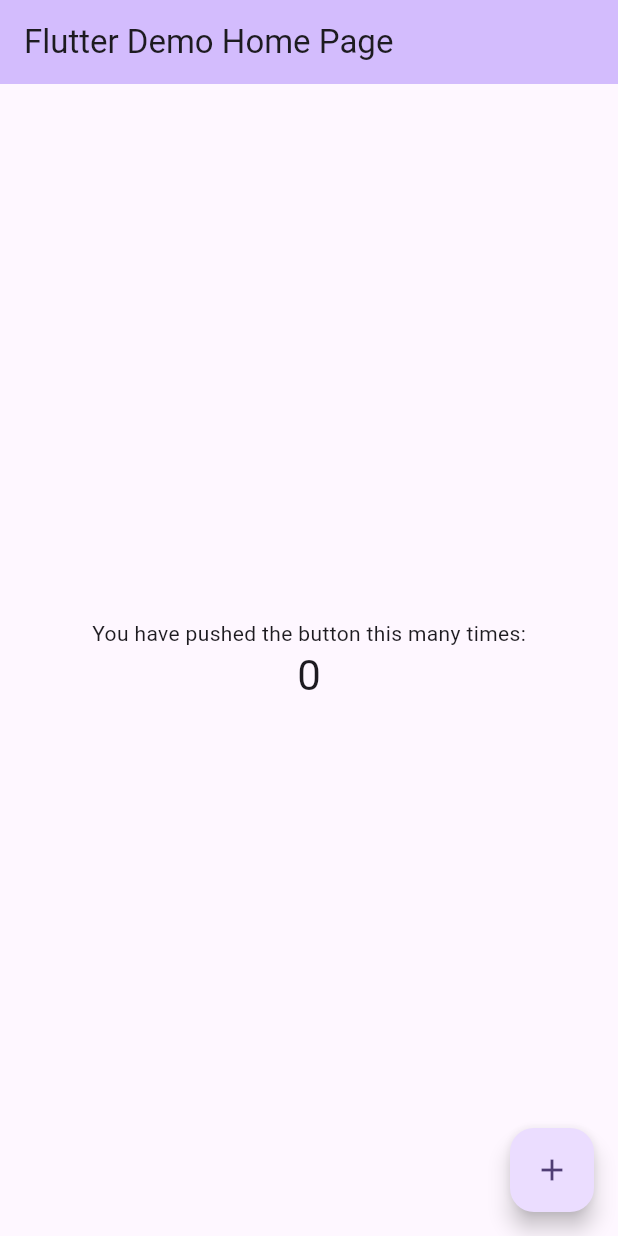
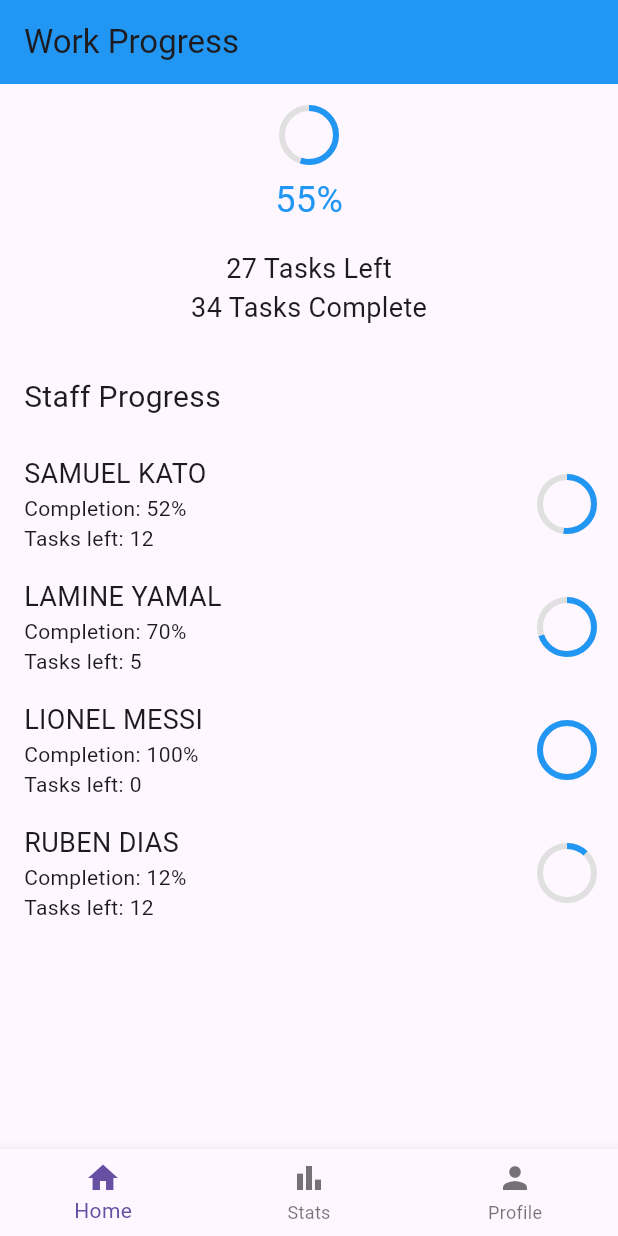
Before and after one commit to JashobeamKayiwa/TaskIT, a Flutter app: the screen it shows after launch, on a phone screen of 412 x 824 dp. Run offline on Flutter 3.47's test engine with Material 3 defaults, Android fonts, the phone set to English and light mode, and no system bars.

Commit message:
admin work progress ui

```diff
--- a/task_it/lib/main.dart
+++ b/task_it/lib/main.dart
@@ -1,125 +1,115 @@
 import 'package:flutter/material.dart';
 
 void main() {
-  runApp(const MyApp());
+  runApp(MyApp());
 }
 
 class MyApp extends StatelessWidget {
-  const MyApp({super.key});
-
-  // This widget is the root of your application.
   @override
   Widget build(BuildContext context) {
     return MaterialApp(
-      title: 'Flutter Demo',
-      theme: ThemeData(
-        // This is the theme of your application.
-        //
-        // TRY THIS: Try running your application with "flutter run". You'll see
-        // the application has a purple toolbar. Then, without quitting the app,
-        // try changing the seedColor in the colorScheme below to Colors.green
-        // and then invoke "hot reload" (save your changes or press the "hot
-        // reload" button in a Flutter-supported IDE, or press "r" if you used
-        // the command line to start the app).
-        //
-        // Notice that the counter didn't reset back to zero; the application
-        // state is not lost during the reload. To reset the state, use hot
-        // restart instead.
-        //
-        // This works for code too, not just values: Most code changes can be
-        // tested with just a hot reload.
-        colorScheme: ColorScheme.fromSeed(seedColor: Colors.deepPurple),
-        useMaterial3: true,
+      home: Scaffold(
+        appBar: AppBar(
+          title: Text('Work Progress'),
+          backgroundColor: Colors.blue,
+        ),
+        body: WorkProgressScreen(),
+        bottomNavigationBar: BottomNavigationBar(
+          items: [
+            BottomNavigationBarItem(
+              icon: Icon(Icons.home),
+              label: 'Home',
+            ),
+            BottomNavigationBarItem(
+              icon: Icon(Icons.bar_chart), // Added the Stats icon
+              label: 'Stats',
+            ),
+            BottomNavigationBarItem(
+              icon: Icon(Icons.person),
+              label: 'Profile',
+            ),
+          ],
+        ),
       ),
-      home: const MyHomePage(title: 'Flutter Demo Home Page'),
     );
   }
 }
 
-class MyHomePage extends StatefulWidget {
-  const MyHomePage({super.key, required this.title});
-
-  // This widget is the home page of your application. It is stateful, meaning
-  // that it has a State object (defined below) that contains fields that affect
-  // how it looks.
-
-  // This class is the configuration for the state. It holds the values (in this
-  // case the title) provided by the parent (in this case the App widget) and
-  // used by the build method of the State. Fields in a Widget subclass are
-  // always marked "final".
-
-  final String title;
-
+class WorkProgressScreen extends StatelessWidget {
   @override
-  State<MyHomePage> createState() => _MyHomePageState();
+  Widget build(BuildContext context) {
+    return Padding(
+      padding: const EdgeInsets.all(16.0),
+      child: Column(
+        crossAxisAlignment: CrossAxisAlignment.start,
+        children: [
+          Center(
+            child: Column(
+              children: [
+                CircularProgressIndicator(
+                  value: 0.55,
+                  backgroundColor: Colors.grey[300],
+                  valueColor: AlwaysStoppedAnimation<Color>(Colors.blue),
+                ),
+                SizedBox(height: 8),
+                Text('55%', style: TextStyle(fontSize: 24, color: Colors.blue)),
+                SizedBox(height: 16),
+                Text('27 Tasks Left', style: TextStyle(fontSize: 18)),
+                Text('34 Tasks Complete', style: TextStyle(fontSize: 18)),
+              ],
+            ),
+          ),
+          SizedBox(height: 32),
+          Text('Staff Progress', style: TextStyle(fontSize: 20)),
+          SizedBox(height: 16),
+          Expanded(
+            child: SingleChildScrollView(
+              child: Column(
+                children: [
+                  StaffProgress(name: 'SAMUEL KATO', completion: 0.52, tasksLeft: 12),
+                  StaffProgress(name: 'LAMINE YAMAL', completion: 0.70, tasksLeft: 5),
+                  StaffProgress(name: 'LIONEL MESSI', completion: 1.0, tasksLeft: 0),
+                  StaffProgress(name: 'RUBEN DIAS', completion: 0.12, tasksLeft: 12),
+                ],
+              ),
+            ),
+          ),
+        ],
+      ),
+    );
+  }
 }
 
-class _MyHomePageState extends State<MyHomePage> {
-  int _counter = 0;
+class StaffProgress extends StatelessWidget {
+  final String name;
+  final double completion;
+  final int tasksLeft;
 
-  void _incrementCounter() {
-    setState(() {
-      // This call to setState tells the Flutter framework that something has
-      // changed in this State, which causes it to rerun the build method below
-      // so that the display can reflect the updated values. If we changed
-      // _counter without calling setState(), then the build method would not be
-      // called again, and so nothing would appear to happen.
-      _counter++;
-    });
-  }
+  StaffProgress({required this.name, required this.completion, required this.tasksLeft});
 
   @override
   Widget build(BuildContext context) {
-    // This method is rerun every time setState is called, for instance as done
-    // by the _incrementCounter method above.
-    //
-    // The Flutter framework has been optimized to make rerunning build methods
-    // fast, so that you can just rebuild anything that needs updating rather
-    // than having to individually change instances of widgets.
-    return Scaffold(
-      appBar: AppBar(
-        // TRY THIS: Try changing the color here to a specific color (to
-        // Colors.amber, perhaps?) and trigger a hot reload to see the AppBar
-        // change color while the other colors stay the same.
-        backgroundColor: Theme.of(context).colorScheme.inversePrimary,
-        // Here we take the value from the MyHomePage object that was created by
-        // the App.build method, and use it to set our appbar title.
-        title: Text(widget.title),
+    return Padding(
+      padding: const EdgeInsets.symmetric(vertical: 8.0),
+      child: Row(
+        children: [
+          Expanded(
+            child: Column(
+              crossAxisAlignment: CrossAxisAlignment.start,
+              children: [
+                Text(name, style: TextStyle(fontSize: 18)),
+                Text('Completion: ${(completion * 100).toInt()}%'),
+                Text('Tasks left: $tasksLeft'),
+              ],
+            ),
+          ),
+          CircularProgressIndicator(
+            value: completion,
+            backgroundColor: Colors.grey[300],
+            valueColor: AlwaysStoppedAnimation<Color>(Colors.blue),
+          ),
+        ],
       ),
-      body: Center(
-        // Center is a layout widget. It takes a single child and positions it
-        // in the middle of the parent.
-        child: Column(
-          // Column is also a layout widget. It takes a list of children and
-          // arranges them vertically. By default, it sizes itself to fit its
-          // children horizontally, and tries to be as tall as its parent.
-          //
-          // Column has various properties to control how it sizes itself and
-          // how it positions its children. Here we use mainAxisAlignment to
-          // center the children vertically; the main axis here is the vertical
-          // axis because Columns are vertical (the cross axis would be
-          // horizontal).
-          //
-          // TRY THIS: Invoke "debug painting" (choose the "Toggle Debug Paint"
-          // action in the IDE, or press "p" in the console), to see the
-          // wireframe for each widget.
-          mainAxisAlignment: MainAxisAlignment.center,
-          children: <Widget>[
-            const Text(
-              'You have pushed the button this many times:',
-            ),
-            Text(
-              '$_counter',
-              style: Theme.of(context).textTheme.headlineMedium,
-            ),
-          ],
-        ),
-      ),
-      floatingActionButton: FloatingActionButton(
-        onPressed: _incrementCounter,
-        tooltip: 'Increment',
-        child: const Icon(Icons.add),
-      ), // This trailing comma makes auto-formatting nicer for build methods.
     );
   }
 }
```
